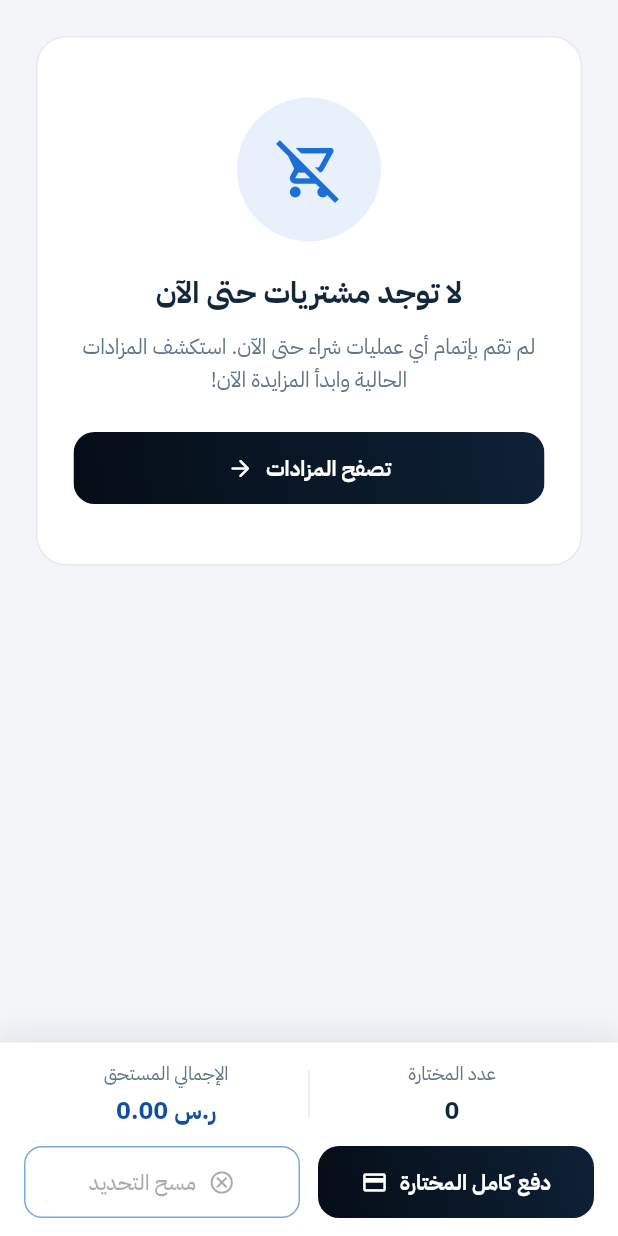
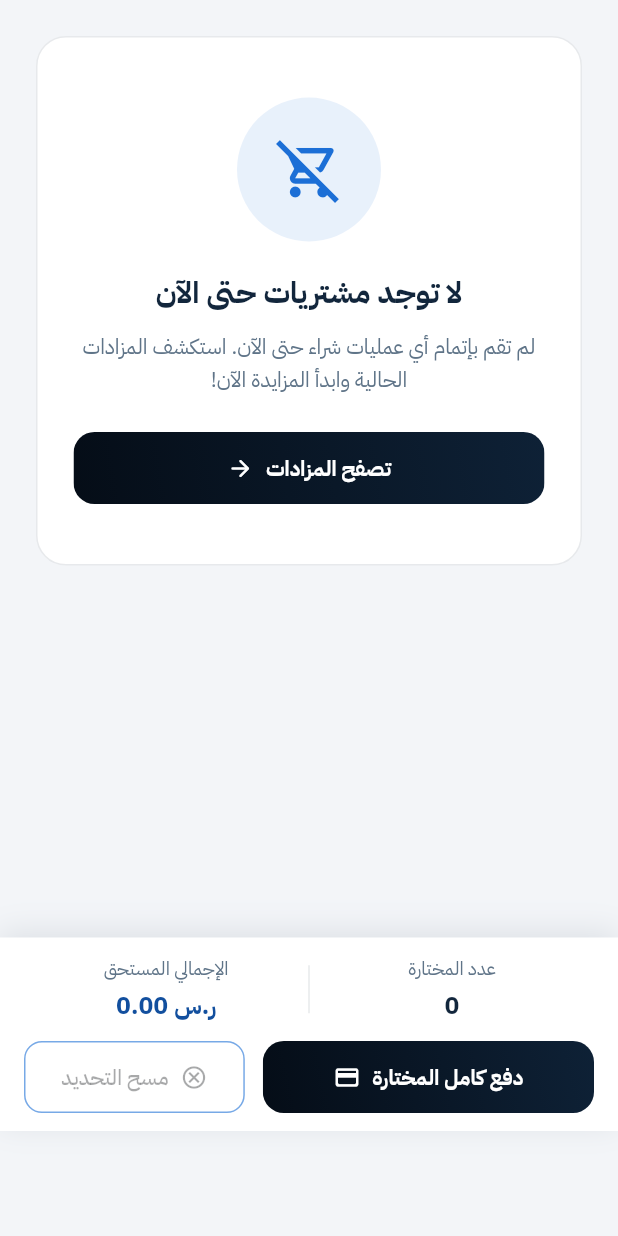
Before and after one commit to spaschatbot-cpu/haraj-dev, a Flutter app: the _Body widget shown alone on an empty page, opened directly with empty values, on a phone screen of 412 x 824 dp. Run offline on Flutter 3.47's test engine with Material 3 defaults, Android fonts, the phone set to English and light mode, and no system bars; our stand-ins replace dio, drift, drift_flutter, firebase_core, firebase_messaging, flutter_riverpod and 3 more; accounts and stored records are empty; generated files the repository leaves out were written again; network calls fail.

Commit message:
style(008): شريطُ الدفع في «مشترياتي» فوق الفوتر بلا فجوة
القشرةُ تمدّ المحتوى خلف شريطها السفليّ، فالموضعُ صفر يخفي شريطَ الدفع تحته،
و`MediaQuery.bottom` أكبرُ من ارتفاع الفوتر فيترك فجوةً فوقه. ثُبّت الموضعُ على
ارتفاع الشريط السفليّ نفسه (٧٠) فيجلس فوقه تماماً. ووُسّع زرُّ الدفع فيظهر اسمُه
كاملاً بلا قصّ.

Co-Authored-By: Claude Opus 4.8 <noreply@anthropic.com>

```diff
--- a/mobile/lib/presentation/account/purchases_screen.dart
+++ b/mobile/lib/presentation/account/purchases_screen.dart
@@ -82,14 +82,17 @@ class _Body extends StatelessWidget {
     // تكفي الشريطَ فلا يُقصّ آخرُها، والشريطُ فوقها ملتصقٌ بالحافّة. يظهر دائماً
     // حتى مع لا مشتريات، بعددٍ وإجماليٍّ صفر وزرّين معطَّلين.
     const barSpace = 150.0;
-    final bottomInset = MediaQuery.paddingOf(context).bottom;
+    // ارتفاعُ الشريط السفليّ للقشرة بالضبط (`_GoldNavigationBar.barHeight` = ٧٠):
+    // `MediaQuery.bottom` هنا أكبرُ منه فيترك فجوةً فوق الفوتر. ثابتٌ مطابقٌ له
+    // يُجلس شريطَ الدفع فوق الفوتر تماماً (١٣ سبتمبر ٢٠٢٦).
+    const footerHeight = 70.0;
     return Stack(
       children: <Widget>[
         Positioned.fill(
           child: purchases.isEmpty
-              ? _EmptyState(bottomPadding: barSpace + bottomInset)
+              ? _EmptyState(bottomPadding: barSpace + footerHeight)
               : ListView.builder(
-                  padding: EdgeInsets.fromLTRB(16, 16, 16, barSpace + bottomInset),
+                  padding: const EdgeInsets.fromLTRB(16, 16, 16, barSpace + footerHeight),
                   itemCount: purchases.length,
                   itemBuilder: (context, i) => _PurchaseCard(
                     purchase: purchases[i],
@@ -98,10 +101,13 @@ class _Body extends StatelessWidget {
                   ),
                 ),
         ),
+        // يُرفَع الشريطُ بمقدار ارتفاع الشريط السفليّ للقشرة (`bottomInset`)
+        // فيجلس فوقه تماماً لا خلفه — القشرةُ تمدّ المحتوى خلف شريطها
+        // (`extendBody`)، فالموضعُ ٠ يخفيه تحته. بطلب المالك (١٣ سبتمبر ٢٠٢٦).
         Positioned(
           left: 0,
           right: 0,
-          bottom: 0,
+          bottom: footerHeight,
           child: _PayBar(
             purchases: purchases,
             selected: selected,
@@ -351,12 +357,10 @@ class _PayBar extends StatelessWidget {
     );
 
     return Container(
-      padding: EdgeInsets.fromLTRB(
-        16,
-        12,
-        16,
-        12 + MediaQuery.paddingOf(context).bottom,
-      ),
+      // **بلا حاشية `MediaQuery.bottom`**: الصفحة داخل قشرةٍ تدفع محتواها من
+      // فوق الشريط السفليّ أصلاً، فإضافتُها تحسب ارتفاعَه مرّتين وتترك فجوةً
+      // بين هذا الشريط والشريط السفليّ. حُذفت بطلب المالك (١٣ سبتمبر ٢٠٢٦).
+      padding: const EdgeInsets.fromLTRB(16, 12, 16, 12),
       decoration: BoxDecoration(
         color: palette.cardSurface,
         boxShadow: <BoxShadow>[
@@ -397,7 +401,10 @@ class _PayBar extends StatelessWidget {
           const SizedBox(height: 12),
           Row(
             children: <Widget>[
+              // زرُّ الدفع أوسعُ (٣) من زرّ المسح (٢) ليتّسع اسمُه كاملاً بلا
+              // قصّ، بطلب المالك (١٣ سبتمبر ٢٠٢٦).
               Expanded(
+                flex: 3,
                 child: _DarkButton(
                   label: l10n.purchasesPayAll,
                   icon: Icons.credit_card_rounded,
@@ -413,6 +420,7 @@ class _PayBar extends StatelessWidget {
               ),
               const SizedBox(width: 12),
               Expanded(
+                flex: 2,
                 child: OutlinedButton.icon(
                   onPressed: selected.isEmpty ? null : onClear,
                   icon: const Icon(Icons.cancel_outlined, size: 18),
@@ -501,7 +509,7 @@ class _DarkButton extends StatelessWidget {
         borderRadius: BorderRadius.circular(14),
         onTap: onTap,
         child: Ink(
-          padding: const EdgeInsets.symmetric(horizontal: 18, vertical: 14),
+          padding: const EdgeInsets.symmetric(horizontal: 12, vertical: 14),
           decoration: BoxDecoration(
             borderRadius: BorderRadius.circular(14),
             gradient: LinearGradient(
```
